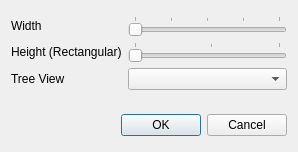
Above: src/corelibs/U2View/src/phyltree/ui/TreeSettingsDialog.ui from dualword/ugene-qt4 before the change. Below: the same form after it.
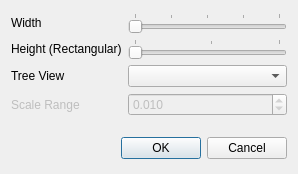
That is the form after the change.

Patch:
```diff
--- a/src/corelibs/U2View/src/phyltree/ui/TreeSettingsDialog.ui
+++ b/src/corelibs/U2View/src/phyltree/ui/TreeSettingsDialog.ui
@@ -7,7 +7,7 @@
     <x>0</x>
     <y>0</y>
     <width>298</width>
-    <height>152</height>
+    <height>174</height>
    </rect>
   </property>
   <property name="windowTitle">
@@ -78,6 +78,35 @@
        </property>
       </widget>
      </item>
+     <item row="3" column="0">
+      <widget class="QLabel" name="scaleLabel">
+       <property name="enabled">
+        <bool>false</bool>
+       </property>
+       <property name="text">
+        <string>Scale Range</string>
+       </property>
+      </widget>
+     </item>
+     <item row="3" column="1">
+      <widget class="QDoubleSpinBox" name="scaleSpinBox">
+       <property name="enabled">
+        <bool>false</bool>
+       </property>
+       <property name="decimals">
+        <number>3</number>
+       </property>
+       <property name="minimum">
+        <double>0.001000000000000</double>
+       </property>
+       <property name="singleStep">
+        <double>0.001000000000000</double>
+       </property>
+       <property name="value">
+        <double>0.010000000000000</double>
+       </property>
+      </widget>
+     </item>
     </layout>
    </item>
    <item row="1" column="0">
@@ -97,35 +126,11 @@
     </spacer>
    </item>
    <item row="2" column="0">
-    <layout class="QHBoxLayout" name="horizontalLayout">
-     <item>
-      <spacer name="horizontalSpacer">
-       <property name="orientation">
-        <enum>Qt::Horizontal</enum>
-       </property>
-       <property name="sizeHint" stdset="0">
-        <size>
-         <width>40</width>
-         <height>20</height>
-        </size>
-       </property>
-      </spacer>
-     </item>
-     <item>
-      <widget class="QPushButton" name="okButton">
-       <property name="text">
-        <string>OK</string>
-       </property>
-      </widget>
-     </item>
-     <item>
-      <widget class="QPushButton" name="cancelButton">
-       <property name="text">
-        <string>Cancel</string>
-       </property>
-      </widget>
-     </item>
-    </layout>
+    <widget class="QDialogButtonBox" name="buttonBox">
+     <property name="standardButtons">
+      <set>QDialogButtonBox::Cancel|QDialogButtonBox::Ok</set>
+     </property>
+    </widget>
    </item>
   </layout>
  </widget>
```
Left out of the diff: 58 changed lines with no effect on the pictures.
